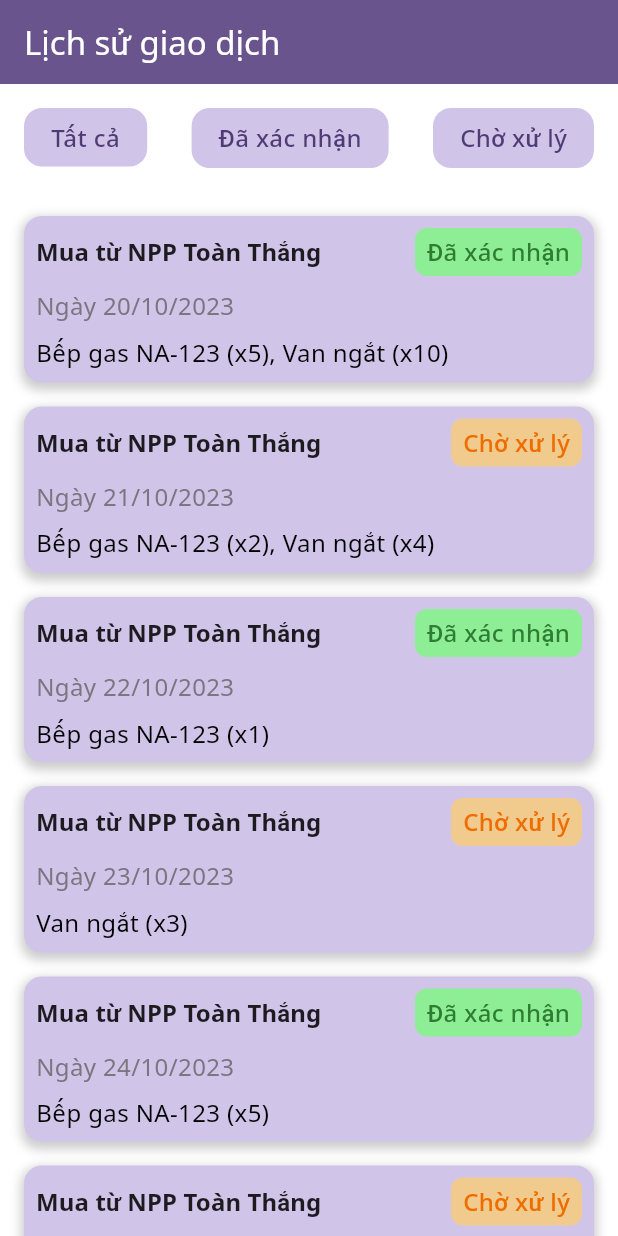
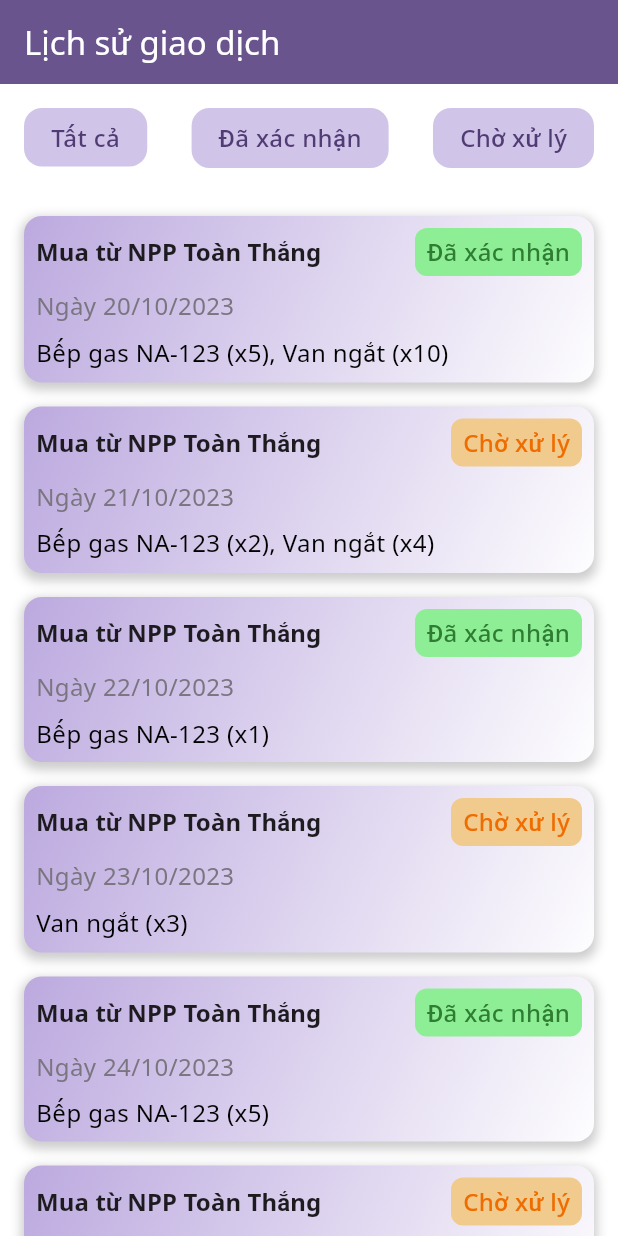
Before and after one commit to PhanHuuTri/message-noti, a Flutter app: the TransactionsThuCapScreen screen opened directly, on a phone screen of 412 x 824 dp. Run offline on Flutter 3.47's test engine with Material 3 defaults, Android fonts, the light colour scheme and no system bars; our stand-ins replace firebase_core, firebase_messaging, flutter_local_notifications, get, get_storage, go_router and 1 more; accounts and stored records are empty.

```diff
--- a/lib/screens/transactions/thucap-c2/transactions-thucap.dart
+++ b/lib/screens/transactions/thucap-c2/transactions-thucap.dart
@@ -160,8 +160,11 @@ Widget _buildTransactionCard(
         const LinearGradient(colors: [Colors.white, Colors.white]),
         LinearGradient(colors: [
           Theme.of(context).colorScheme.primaryContainer,
-          Theme.of(context).colorScheme.primaryContainer
-        ]), 1.0,
+          Colors.white,
+        ],
+        begin: Alignment.topLeft,
+        end: Alignment.bottomRight,
+        ), 1.5,
       ),
       boxShadow: [
         BoxShadow(
--- a/lib/themes/dark_theme.dart
+++ b/lib/themes/dark_theme.dart
@@ -2,6 +2,7 @@ import 'package:demo_noti/utils/status-color.dart';
 import 'package:flutter/material.dart';
 
 final ThemeData darkTheme = ThemeData(
+  useMaterial3: true,
   fontFamily: 'NotoSans',
   brightness: Brightness.dark,
   primaryColor: Colors.deepPurple,
@@ -14,22 +15,53 @@ final ThemeData darkTheme = ThemeData(
   buttonTheme: ButtonThemeData(
     buttonColor: Colors.deepPurple[100],
     textTheme: ButtonTextTheme.primary,
+
+  ),
+  navigationBarTheme: NavigationBarThemeData(
+    backgroundColor: Colors.deepPurple[800],
+    indicatorColor: Colors.deepPurple[800],
+    labelTextStyle: WidgetStateProperty.all(
+      const TextStyle(
+        color: Colors.white,
+      ),
+    ),
+    iconTheme: WidgetStateProperty.all(
+      const IconThemeData(
+        color: Colors.white,
+      ),
+    ),
   ),
   colorScheme: ColorScheme.dark(
     primary: Colors.deepPurple,
-    primaryContainer: const Color.fromARGB(255, 38, 5, 95),
+    primaryContainer: const Color.fromARGB(255, 180, 148, 239),
   ),
   cardColor: Color(0xFF1E1E1E),
   textTheme: const TextTheme(
-    bodyLarge: TextStyle(color: Colors.white, fontSize: 18, fontWeight: FontWeight.w300),
-    bodySmall: TextStyle(color: Colors.white54, fontSize: 14, fontWeight: FontWeight.w300),
-    bodyMedium: TextStyle(color: Colors.white, fontSize: 16, fontWeight: FontWeight.w300),
+    bodyLarge: TextStyle(
+      color: Colors.white,
+      fontSize: 18,
+      fontWeight: FontWeight.w300,
+    ),
+    bodySmall: TextStyle(
+      color: Colors.white54,
+      fontSize: 14,
+      fontWeight: FontWeight.w300,
+    ),
+    bodyMedium: TextStyle(
+      color: Colors.white,
+      fontSize: 16,
+      fontWeight: FontWeight.w300,
+    ),
     titleMedium: TextStyle(
       color: Colors.white,
       fontSize: 20,
       fontWeight: FontWeight.bold,
     ),
-    labelMedium: TextStyle(color: Colors.white, fontSize: 14, fontWeight: FontWeight.w300),
+    labelMedium: TextStyle(
+      color: Colors.white,
+      fontSize: 14,
+      fontWeight: FontWeight.w300,
+    ),
   ),
   extensions: const <ThemeExtension<dynamic>>[
     AppStatusColors(
--- a/lib/themes/theme_manager.dart
+++ /dev/null
@@ -1,14 +0,0 @@
-import 'package:demo_noti/themes/dark_theme.dart';
-import 'package:demo_noti/themes/light_theme.dart';
-import 'package:flutter/material.dart';
-
-class ThemeManager extends ChangeNotifier {
-  bool isDarkMode = false;
-
-  void toggleTheme() {
-    isDarkMode = !isDarkMode;
-    notifyListeners();
-  }
-
-  ThemeData get currentTheme => isDarkMode ? darkTheme : lightTheme;
-}
--- a/pubspec.yaml
+++ b/pubspec.yaml
@@ -42,6 +42,7 @@ dependencies:
   flutter_animate: ^4.5.2
   get: ^4.7.2
   shared_preferences: ^2.5.3
+  get_storage: ^2.1.1
 
 dev_dependencies:
   flutter_test:
```
Also changed, not shown: lib/data/services/theme_service.dart (added, +37 -0 lines), lib/main.dart (+31 -28 lines), lib/screens/profile-screen/sub-screen/setting-screen.dart (+29 -13 lines), pubspec.lock, 1 other file. Lines whose indentation alone changed are shown as unchanged.
